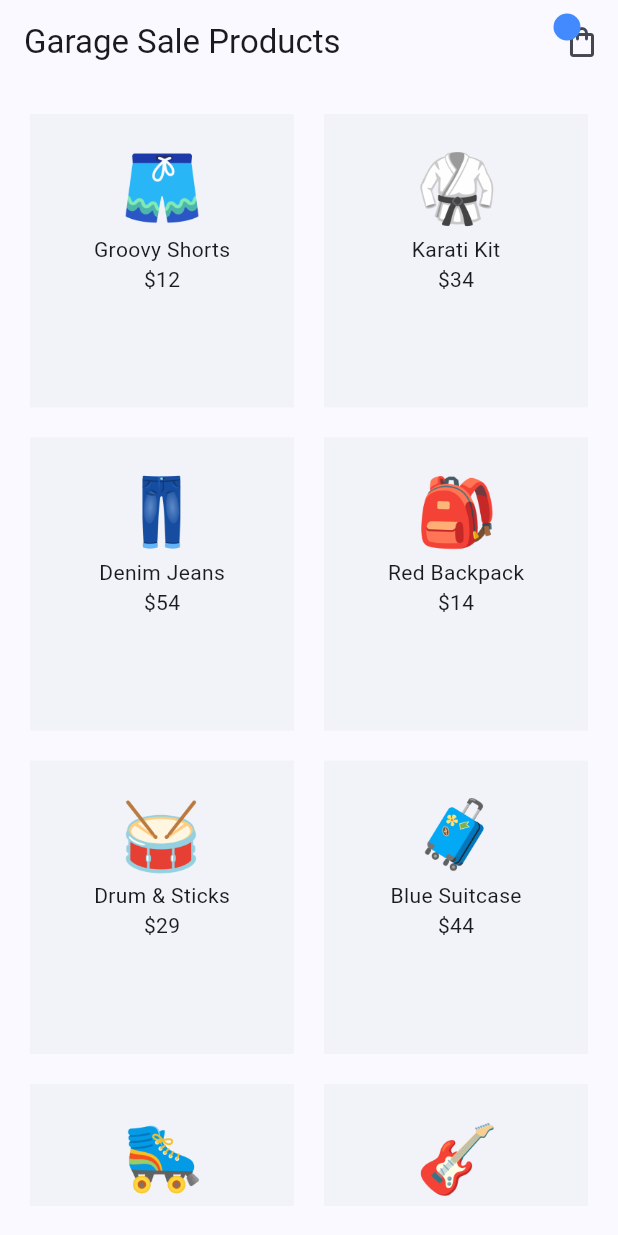
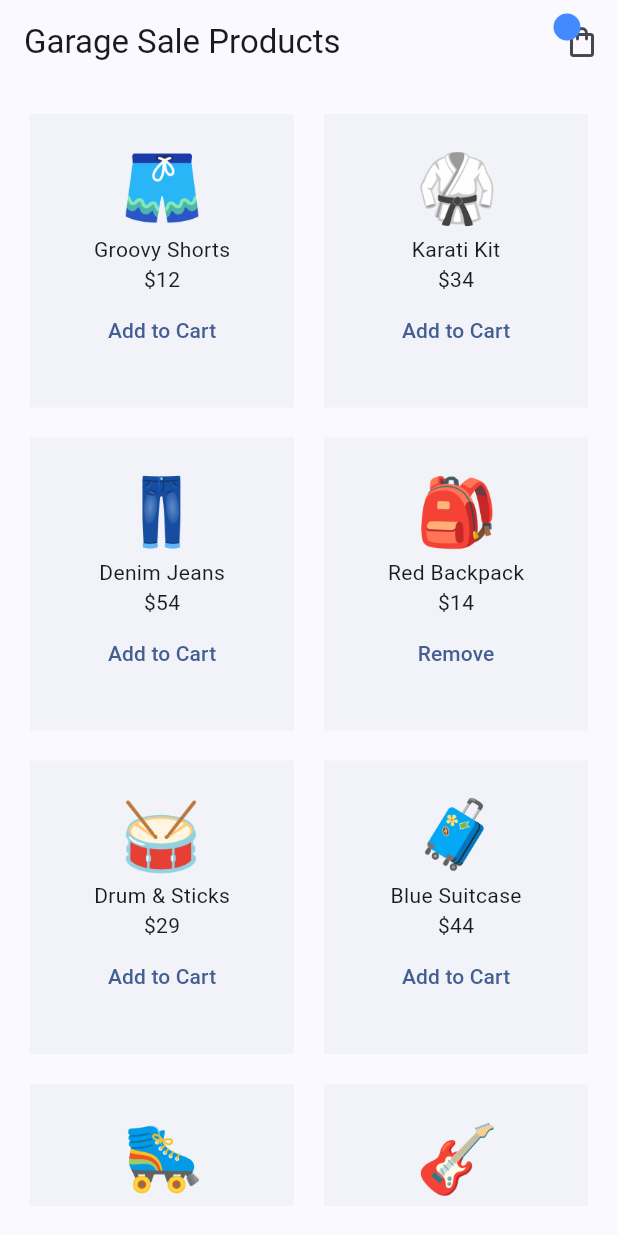
Before and after one commit to asonni/net_ninja_flutter_riverpod, a Flutter app: the screen it shows after launch, on a phone screen of 412 x 824 dp. Run offline on Flutter 3.47's test engine with Material 3 defaults, Android fonts, the phone set to English and light mode, and no system bars; our stand-ins replace flutter_riverpod, riverpod_annotation; generated files the repository leaves out were written again.

```diff
--- a/lib/screens/cart/cart_screen.dart
+++ b/lib/screens/cart/cart_screen.dart
@@ -1,7 +1,7 @@
 import 'package:flutter/material.dart';
 import 'package:flutter_riverpod/flutter_riverpod.dart';
 
-import '../../providers/products_provider.dart';
+import '../../providers/cart_provider.dart';
 
 class CartScreen extends ConsumerStatefulWidget {
   const CartScreen({super.key});
@@ -15,7 +15,7 @@ class _CartScreenState extends ConsumerState<CartScreen> {
 
   @override
   Widget build(BuildContext context) {
-    final cartProducts = ref.watch(reducedProductsProvider);
+    final cartProducts = ref.watch(cartNotifierProvider);
 
     return Scaffold(
       appBar: AppBar(
--- a/lib/screens/home/home_screen.dart
+++ b/lib/screens/home/home_screen.dart
@@ -2,6 +2,7 @@ import 'package:flutter/material.dart';
 import 'package:flutter_riverpod/flutter_riverpod.dart';
 
 import '../../shared/cart_icon.dart';
+import '../../providers/cart_provider.dart';
 import '../../providers/products_provider.dart';
 
 class HomeScreen extends ConsumerWidget {
@@ -10,6 +11,7 @@ class HomeScreen extends ConsumerWidget {
   @override
   Widget build(BuildContext context, WidgetRef ref) {
     final allProducts = ref.watch(productsProvider);
+    final cartProducts = ref.watch(cartNotifierProvider);
 
     return Scaffold(
       appBar: AppBar(
@@ -38,7 +40,17 @@ class HomeScreen extends ConsumerWidget {
                     height: 60,
                   ),
                   Text(allProducts[index].title),
-                  Text('\$${allProducts[index].price}')
+                  Text('\$${allProducts[index].price}'),
+                  if (cartProducts.contains(allProducts[index]))
+                    TextButton(
+                      onPressed: () {},
+                      child: const Text('Remove'),
+                    ),
+                  if (!cartProducts.contains(allProducts[index]))
+                    TextButton(
+                      onPressed: () {},
+                      child: const Text('Add to Cart'),
+                    )
                 ],
               ),
             );
```
Also changed, not shown: lib/providers/cart_provider.dart (added, +24 -0 lines).
